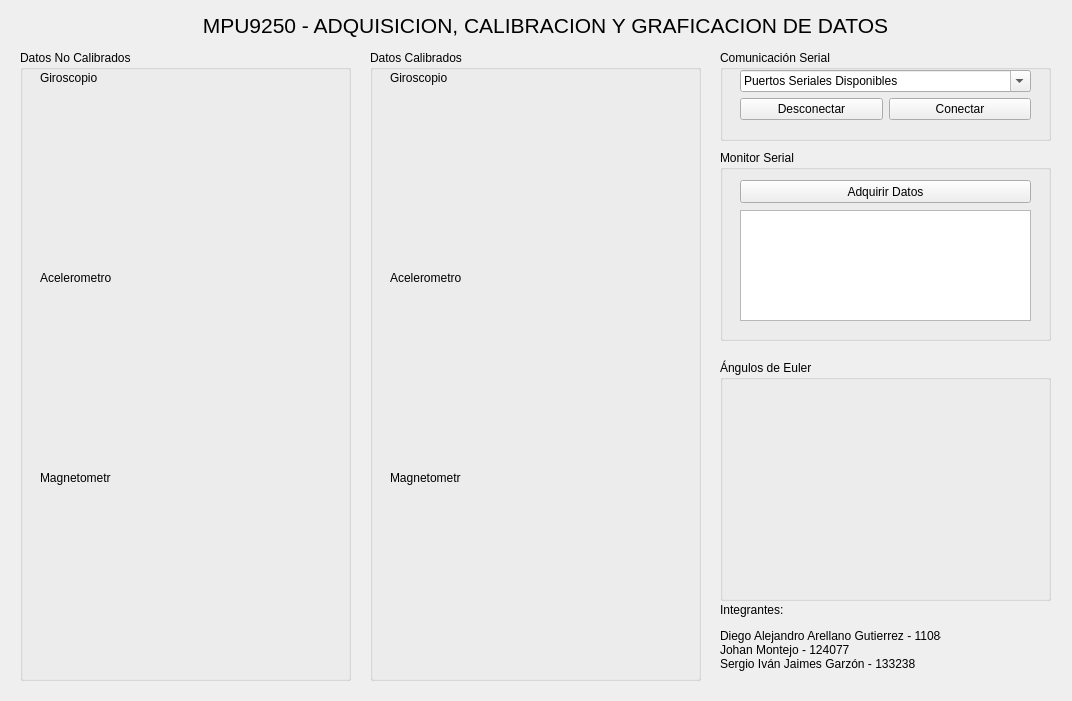
Qt form Keil/Taller 1 - MPU9250/GUI/GUI-Taller1-MPU9250.ui (diegoaarellanog-arch/Algoritmos-de-Robotica-2) before a commit.
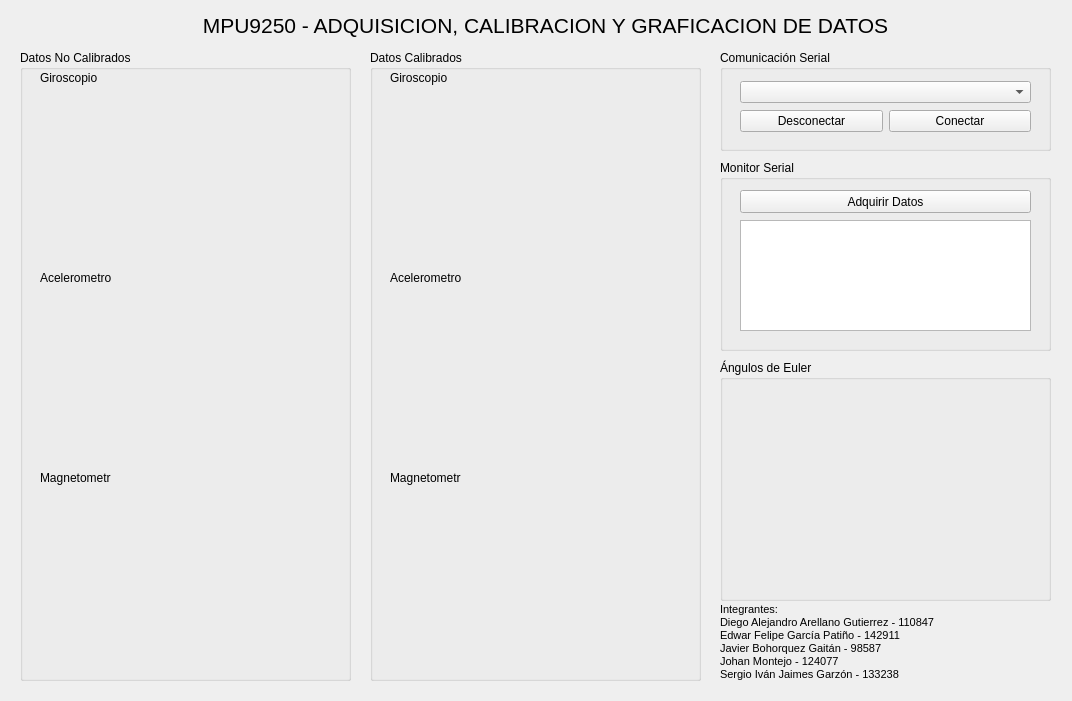
The same form after that commit. Icons and pictures are not drawn. Custom widgets are drawn as their Qt base class.

```diff
--- a/Keil/Taller 1 - MPU9250/GUI/GUI-Taller1-MPU9250.ui
+++ b/Keil/Taller 1 - MPU9250/GUI/GUI-Taller1-MPU9250.ui
@@ -17,13 +17,17 @@
    <property name="geometry">
     <rect>
      <x>720</x>
-     <y>550</y>
+     <y>560</y>
      <width>221</width>
      <height>121</height>
     </rect>
    </property>
    <property name="text">
-    <string>&lt;html&gt;&lt;head/&gt;&lt;body&gt;&lt;p&gt;Integrantes: &lt;/p&gt;&lt;p&gt;Diego Alejandro Arellano Gutierrez - 110847&lt;br/&gt;Johan Montejo - 124077&lt;br/&gt;Sergio Iván Jaimes Garzón - 133238&lt;/p&gt;&lt;/body&gt;&lt;/html&gt;</string>
+    <string>&lt;!DOCTYPE HTML PUBLIC &quot;-//W3C//DTD HTML 4.0//EN&quot; &quot;http://www.w3.org/TR/REC-html40/strict.dtd&quot;&gt;
+&lt;html&gt;&lt;head&gt;&lt;meta name=&quot;qrichtext&quot; content=&quot;1&quot; /&gt;&lt;style type=&quot;text/css&quot;&gt;
+p, li { white-space: pre-wrap; }
+&lt;/style&gt;&lt;/head&gt;&lt;body style=&quot; font-family:'MS Shell Dlg 2'; font-size:8pt; font-weight:400; font-style:normal;&quot;&gt;
+&lt;p style=&quot; margin-top:12px; margin-bottom:12px; margin-left:0px; margin-right:0px; -qt-block-indent:0; text-indent:0px;&quot;&gt;Integrantes: &lt;br /&gt;Diego Alejandro Arellano Gutierrez - 110847&lt;br /&gt;Edwar Felipe García Patiño - 142911&lt;br /&gt;Javier Bohorquez Gaitán - 98587&lt;br /&gt;Johan Montejo - 124077&lt;br /&gt;Sergio Iván Jaimes Garzón - 133238&lt;/p&gt;&lt;/body&gt;&lt;/html&gt;</string>
    </property>
    <property name="alignment">
     <set>Qt::AlignBottom|Qt::AlignLeading|Qt::AlignLeft</set>
@@ -251,7 +255,7 @@
      <x>720</x>
      <y>50</y>
      <width>331</width>
-     <height>91</height>
+     <height>101</height>
     </rect>
    </property>
    <property name="title">
@@ -261,16 +265,16 @@
     <property name="geometry">
      <rect>
       <x>20</x>
-      <y>20</y>
+      <y>30</y>
       <width>291</width>
-      <height>51</height>
+      <height>53</height>
      </rect>
     </property>
     <layout class="QVBoxLayout" name="verticalLayout">
      <item>
-      <widget class="QFontComboBox" name="fontComboBox">
+      <widget class="QComboBox" name="comboBox">
        <property name="currentText">
-        <string>Puertos Seriales Disponibles</string>
+        <string/>
        </property>
       </widget>
      </item>
@@ -299,7 +303,7 @@
    <property name="geometry">
     <rect>
      <x>720</x>
-     <y>150</y>
+     <y>160</y>
      <width>331</width>
      <height>191</height>
     </rect>
```
